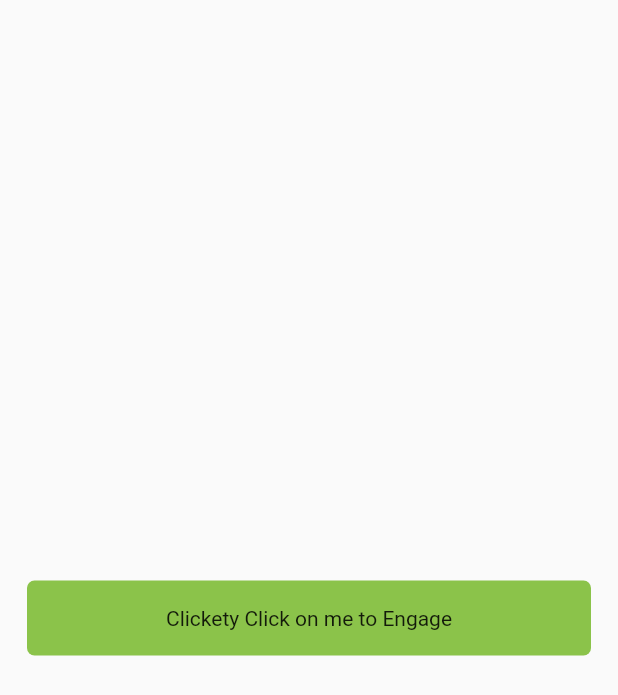
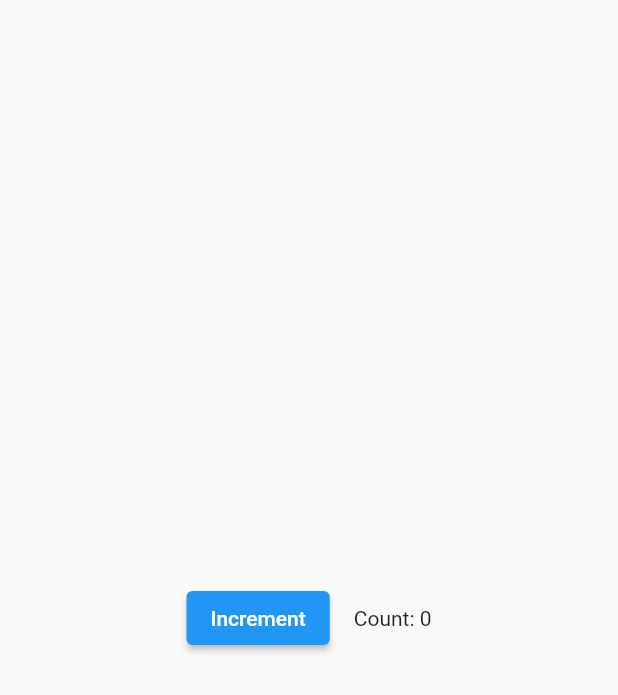
Before and after one commit to kavus002/flutter-playground, a Flutter app: the screen it shows after launch, on a phone screen of 412 x 824 dp. Shown: the top 695 px of the screen. Run offline on Flutter 3.47's test engine with Material 2 defaults, Android fonts, the phone set to English and light mode, and no system bars.

```diff
--- a/sample_flutter_app/lib/main.dart
+++ b/sample_flutter_app/lib/main.dart
@@ -1,46 +1,77 @@
 import 'dart:developer';
 
 import 'package:flutter/material.dart';
+
+// So far, this page has used only stateless widgets. Stateless widgets receive arguments from their parent widget,
+// which they store in final member variables. When a widget is asked to build(), it uses these stored values to derive
+// new arguments for the widgets it creates.
+//
+// In order to build more complex experiences—for example, to react in more interesting ways to user input—applications
+// typically carry some state. Flutter uses StatefulWidgets to capture this idea. StatefulWidgets are special widgets that
+// know how to generate State objects, which are then used to hold state.
+//
+// You might wonder why StatefulWidget and State are separate objects. In Flutter, these two types of objects have different
+// life cycles. Widgets are temporary objects, used to construct a presentation of the application in its current state. State objects,
+// on the other hand, are persistent between calls to build(), allowing them to remember information.
+class Counter extends StatefulWidget {
+  // This class is the configuration for the state.
+  // It holds the values (in this case nothing) provided
+  // by the parent and used by the build  method of the
+  // State. Fields in a Widget subclass are always marked
+  // "final".
+
+  const Counter({super.key});
+
+  @override
+  State<Counter> createState() => _CounterState();
+}
+
+class _CounterState extends State<Counter> {
+  int _counter = 0;
+
+  void _increment() {
+    setState(() {
+      // This call to setState tells the Flutter framework
+      // that something has changed in this State, which
+      // causes it to rerun the build method below so that
+      // the display can reflect the updated values. If you
+      // change _counter without calling setState(), then
+      // the build method won't be called again, and so
+      // nothing would appear to happen.
+      _counter++;
+    });
+  }
+
+  @override
+  Widget build(BuildContext context) {
+    // This method is rerun every time setState is called,
+    // for instance, as done by the _increment method above.
+    // The Flutter framework has been optimized to make
+    // rerunning build methods fast, so that you can just
+    // rebuild anything that needs updating rather than
+    // having to individually changes instances of widgets.
+    return Row(
+      mainAxisAlignment: MainAxisAlignment.center,
+      children: <Widget>[
+        ElevatedButton(
+          onPressed: _increment,
+          child: const Text('Increment'),
+        ),
+        const SizedBox(width: 16),
+        Text('Count: $_counter'),
+      ],
+    );
+  }
+}
 
 void main() {
   runApp(
     const MaterialApp(
       home: Scaffold(
         body: Center(
-          child: MyButton(),
+          child: Counter(),
         ),
       ),
     ),
   );
 }
-
-// The GestureDetector widget doesn’t have a visual representation but instead detects gestures made by the user. When the user taps the Container,
-// the GestureDetector calls its onTap() callback, in this case printing a message to the console. You can use GestureDetector to detect a variety
-// of input gestures, including taps, drags, and scales.
-//
-// Many widgets use a GestureDetector to provide optional callbacks for other widgets. For example, the IconButton, ElevatedButton, and FloatingActionButton
-// widgets have onPressed() callbacks that are triggered when the user taps the widget.
-class MyButton extends StatelessWidget {
-  const MyButton({super.key});
-
-  @override
-  Widget build(BuildContext context) {
-    return GestureDetector(
-      onTap: () {
-        log('MyButton was tapped!');
-      },
-      child: Container(
-        height: 50.0,
-        padding: const EdgeInsets.all(8.0),
-        margin: const EdgeInsets.symmetric(horizontal: 18.0),
-        decoration: BoxDecoration(
-          borderRadius: BorderRadius.circular(5.0),
-          color: Colors.lightGreen[500],
-        ),
-        child: const Center(
-          child: Text('Clickety Click on me to Engage'),
-        ),
-      ),
-    );
-  }
-}
```
Also changed, not shown: sample_flutter_app/pubspec.lock.
